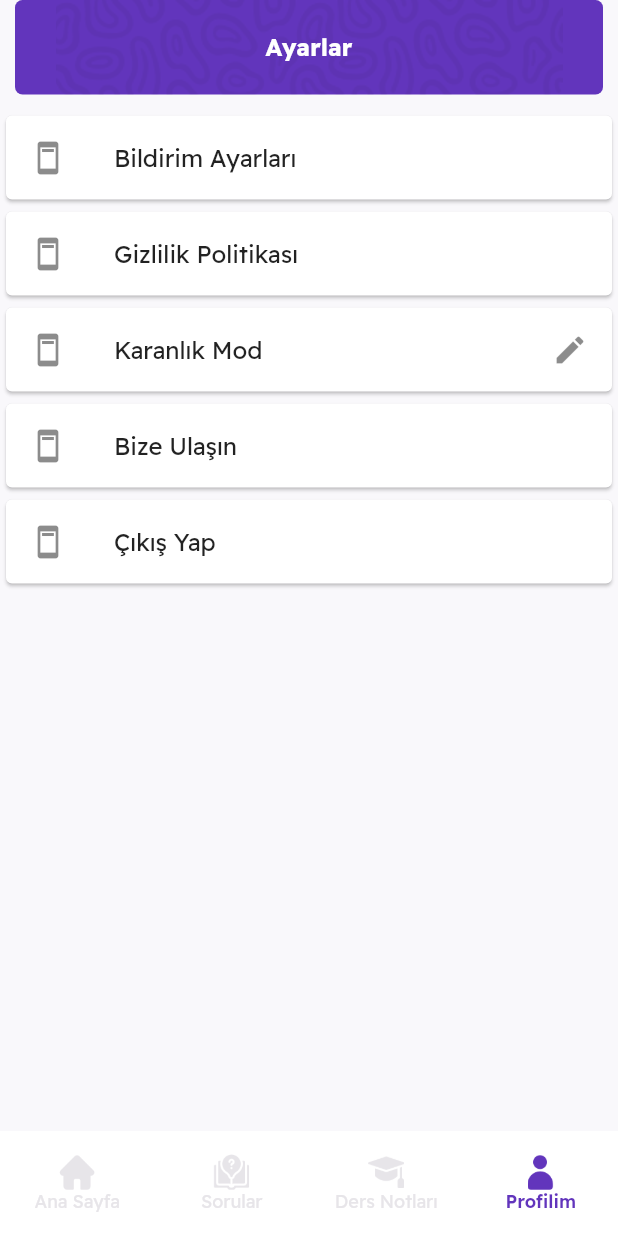
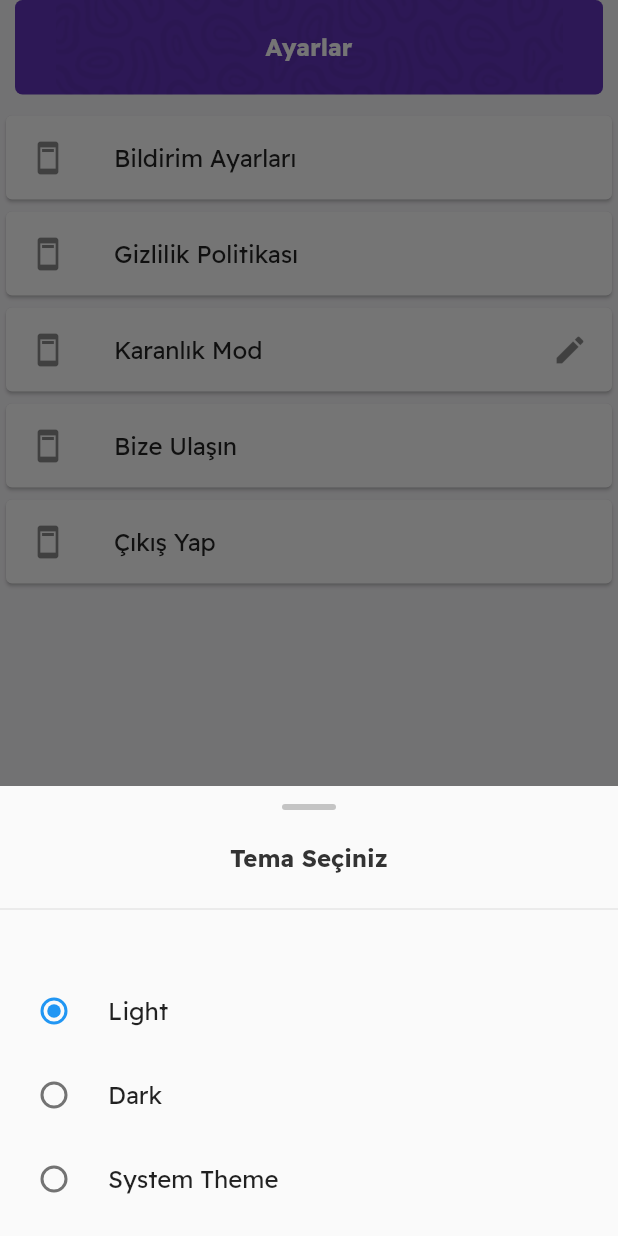
Before and after one commit to mirsaiddev/ehliyetim, a Flutter app: the screen it shows after launch, item 4 of the bottom bar chosen, after a tap on the "edit" icon, on a phone screen of 412 x 824 dp. Run offline on Flutter 3.47's test engine with Material 2 defaults, Android fonts, the phone set to English and light mode, and no system bars; our stand-ins replace flutter_html, hive_flutter; accounts and stored records are empty.

Commit message:
working on theme

```diff
--- a/lib/main.dart
+++ b/lib/main.dart
@@ -5,8 +5,13 @@ import 'package:ehliyetim/screens/Splash/splash_screen.dart';
 import 'package:ehliyetim/theme/theme_data.dart';
 import 'package:flutter/material.dart';
 import 'package:provider/provider.dart';
+import 'package:hive_flutter/hive_flutter.dart';
 
-void main() {
+const themeBox = 'appThemeBox';
+
+Future<void> main() async {
+  await Hive.initFlutter();
+  await Hive.openBox(themeBox);
   runApp(const MyApp());
 }
 
--- a/lib/screens/Profil/profil_screen.dart
+++ b/lib/screens/Profil/profil_screen.dart
@@ -2,8 +2,24 @@ import 'package:flutter/material.dart';
 
 import '../../widgets/custom_app_bar.dart';
 
-class ProfilScreen extends StatelessWidget {
+class ProfilScreen extends StatefulWidget {
   const ProfilScreen({Key? key}) : super(key: key);
+
+  @override
+  State<ProfilScreen> createState() => _ProfilScreenState();
+}
+
+enum AppTheme {
+  light,
+  dark,
+  system,
+}
+
+@override
+void initState() {}
+
+class _ProfilScreenState extends State<ProfilScreen> {
+  AppTheme? _appTheme = AppTheme.light;
 
   @override
   Widget build(BuildContext context) {
@@ -37,7 +53,52 @@ class ProfilScreen extends StatelessWidget {
                     leading: Icon(Icons.ad_units),
                     trailing: GestureDetector(
                         onTap: () {
-                          //_customShowModalBottomSheet(context);
+                          showModalBottomSheet<void>(
+                            context: context,
+                            builder: (BuildContext context) {
+                              return Container(
+                                height: 300,
+                                decoration: BoxDecoration(
+                                  borderRadius: BorderRadius.circular(30),
+                                ),
+                                child: Column(
+                                  mainAxisSize: MainAxisSize.min,
+                                  children: [
+                                    Center(
+                                        child: Container(
+                                      height: 4,
+                                      width: 36,
+                                      margin: const EdgeInsets.all(12),
+                                      decoration: BoxDecoration(
+                                        color: const Color(0xffC4C4C4),
+                                        borderRadius: BorderRadius.circular(2),
+                                      ),
+                                    )),
+                                    Padding(
+                                      padding:
+                                          const EdgeInsets.symmetric(horizontal: 8.0),
+                                      child: Padding(
+                                        padding: const EdgeInsets.all(10.0),
+                                        child: Center(
+                                            child: Text(
+                                          'Tema Seçiniz',
+                                          style: const TextStyle(
+                                              fontSize: 16,
+                                              fontWeight: FontWeight.w700,
+                                              color: Color(0xff333333)),
+                                        )),
+                                      ),
+                                    ),
+                                    const SizedBox(height: 6),
+                                    const Divider(),
+                                    const SizedBox(height: 12),
+                                    const SizedBox(height: 20),
+                                    ThemeSelect(),
+                                  ],
+                                ),
+                              );
+                            },
+                          );
                         },
                         child: Icon(Icons.edit)),
                   ),
@@ -61,179 +122,52 @@ class ProfilScreen extends StatelessWidget {
       ),
     );
   }
+}
 
-  /* Future<void> _customShowModalBottomSheet(BuildContext context) {
-    return showModalBottomSheet<void>(
-      context: context,
-      builder: (BuildContext context) {
-        return Container(
-          height: 300,
-          decoration: BoxDecoration(
-            borderRadius: BorderRadius.circular(30),
-          ),
-          child: Column(
-            mainAxisSize: MainAxisSize.min,
-            children: [
-              Center(
-                  child: Container(
-                height: 4,
-                width: 36,
-                margin: const EdgeInsets.all(12),
-                decoration: BoxDecoration(
-                  color: const Color(0xffC4C4C4),
-                  borderRadius: BorderRadius.circular(2),
-                ),
-              )),
-              Padding(
-                padding: const EdgeInsets.symmetric(horizontal: 8.0),
-                child: Row(
-                  mainAxisAlignment: MainAxisAlignment.spaceBetween,
-                  children: [
-                    Padding(
-                      padding: EdgeInsets.all(10.0),
-                      child: Center(
-                          child: Text(
-                        'asd',
-                        style: const TextStyle(
-                            fontSize: 16,
-                            fontWeight: FontWeight.w700,
-                            color: Color(0xff333333)),
-                      )),
-                    ),
-                  ],
-                ),
-              ),
-              const SizedBox(height: 6),
-              const Divider(),
-              const SizedBox(height: 12),
-              SizedBox(
-                height: 50,
-                child: Padding(
-                  padding: const EdgeInsets.symmetric(horizontal: 24.0),
-                  child: Row(
-                    mainAxisAlignment: MainAxisAlignment.spaceBetween,
-                    children: [
-                      Container(
-                        height: 50,
-                        width: 50,
-                        color: Colors.red,
-                      ),
-                    ],
-                  ),
-                ),
-              ),
-              const SizedBox(height: 20),
-              RadioListTile<AppTheme>(
-          title: const Text('Lafayette'),
+class ThemeSelect extends StatefulWidget {
+  ThemeSelect({Key? key}) : super(key: key);
 
-          groupValue: _character,
+  @override
+  State<ThemeSelect> createState() => _ThemeSelectState();
+}
+
+class _ThemeSelectState extends State<ThemeSelect> {
+  AppTheme? _appTheme = AppTheme.light;
+  @override
+  Widget build(BuildContext context) {
+    return Column(
+      children: <Widget>[
+        RadioListTile<AppTheme>(
+          title: Text('Light'),
+          value: AppTheme.light,
+          groupValue: _appTheme,
           onChanged: (AppTheme? value) {
             setState(() {
-              _character = value;
+              _appTheme = value;
             });
           },
         ),
         RadioListTile<AppTheme>(
-          title: const Text('Thomas Jefferson'),
-          value: AppTheme.jefferson,
-          groupValue: _character,
+          title: Text('Dark'),
+          value: AppTheme.dark,
+          groupValue: _appTheme,
           onChanged: (AppTheme? value) {
             setState(() {
-              _character = value;
+              _appTheme = value;
             });
           },
         ),
-            ],
-          ),
-        );
-      },
+        RadioListTile<AppTheme>(
+          title: Text('System Theme'),
+          value: AppTheme.system,
+          groupValue: _appTheme,
+          onChanged: (AppTheme? value) {
+            setState(() {
+              _appTheme = value;
+            });
+          },
+        ),
+      ],
     );
   }
 }
-
-enum AppTheme { dark, light, system }
-
-class CustomCupertinoBottomSheet extends StatefulWidget {
-  const CustomCupertinoBottomSheet(
-      {Key? key,
-      required this.title,
-      required this.child,
-      required this.bottomLeading,
-      required this.bottomTrailing})
-      : super(key: key);
-
-  final Widget bottomLeading;
-  final Widget bottomTrailing;
-  final String title;
-  final Widget child;
-
-  @override
-  State<CustomCupertinoBottomSheet> createState() => _CustomCupertinoBottomSheetState();
-}
-
-class _CustomCupertinoBottomSheetState extends State<CustomCupertinoBottomSheet> {
-  @override
-  Widget build(BuildContext context) {
-    return Material(
-      borderRadius: BorderRadius.circular(26),
-      child: SafeArea(
-        top: false,
-        child: Container(
-          decoration: BoxDecoration(
-            borderRadius: BorderRadius.circular(30),
-          ),
-          child: Column(
-            mainAxisSize: MainAxisSize.min,
-            children: [
-              Center(
-                  child: Container(
-                height: 4,
-                width: 36,
-                margin: const EdgeInsets.all(12),
-                decoration: BoxDecoration(
-                  color: const Color(0xffC4C4C4),
-                  borderRadius: BorderRadius.circular(2),
-                ),
-              )),
-              Padding(
-                padding: const EdgeInsets.symmetric(horizontal: 8.0),
-                child: Row(
-                  mainAxisAlignment: MainAxisAlignment.spaceBetween,
-                  children: [
-                    Padding(
-                      padding: const EdgeInsets.all(10.0),
-                      child: Center(
-                          child: Text(
-                        widget.title,
-                        style: const TextStyle(
-                            fontSize: 16,
-                            fontWeight: FontWeight.w700,
-                            color: Color(0xff333333)),
-                      )),
-                    ),
-                  ],
-                ),
-              ),
-              const SizedBox(height: 6),
-              const Divider(),
-              const SizedBox(height: 12),
-              widget.child,
-              SizedBox(
-                height: 50,
-                child: Padding(
-                  padding: const EdgeInsets.symmetric(horizontal: 24.0),
-                  child: Row(
-                    mainAxisAlignment: MainAxisAlignment.spaceBetween,
-                    children: [widget.bottomLeading, widget.bottomTrailing],
-                  ),
-                ),
-              ),
-              //const SizedBox(height: 20),
-            ],
-          ),
-        ),
-      ),
-    );
-  }
-}*/
-}
--- a/pubspec.yaml
+++ b/pubspec.yaml
@@ -11,6 +11,8 @@ dependencies:
   flutter:
     sdk: flutter
   flutter_html: ^2.2.1
+  hive: ^2.2.3
+  hive_flutter: ^1.1.0
   http: ^0.13.4
   provider: ^6.0.3
 
```
Also changed, not shown: pubspec.lock, 1 other file.
